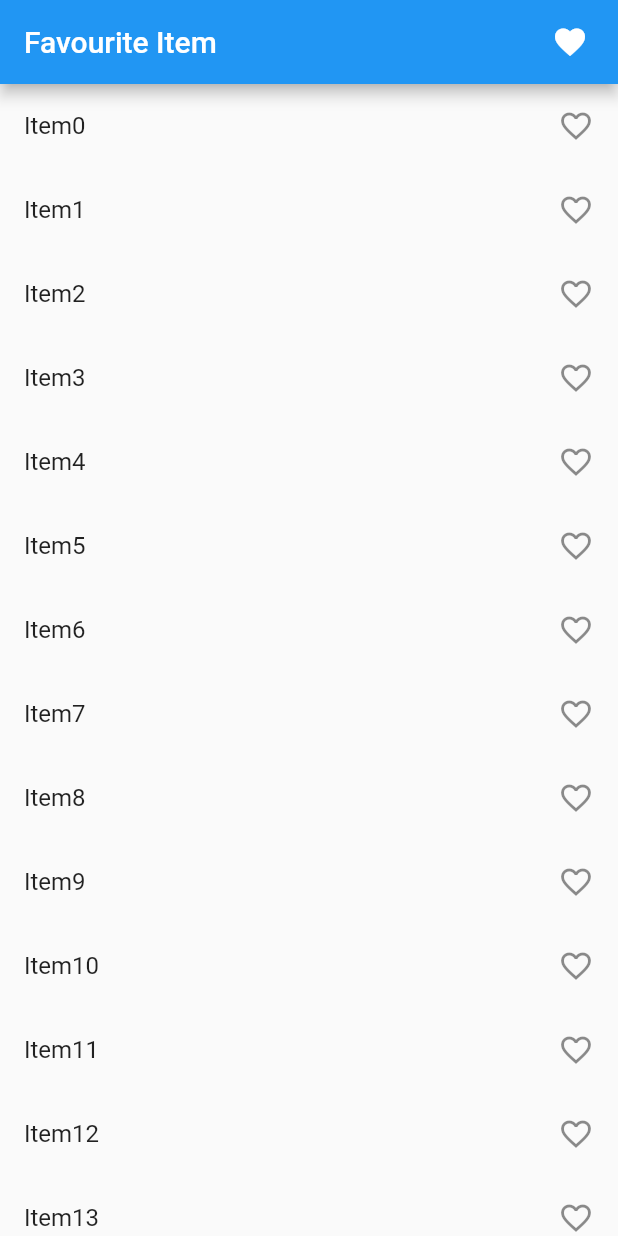
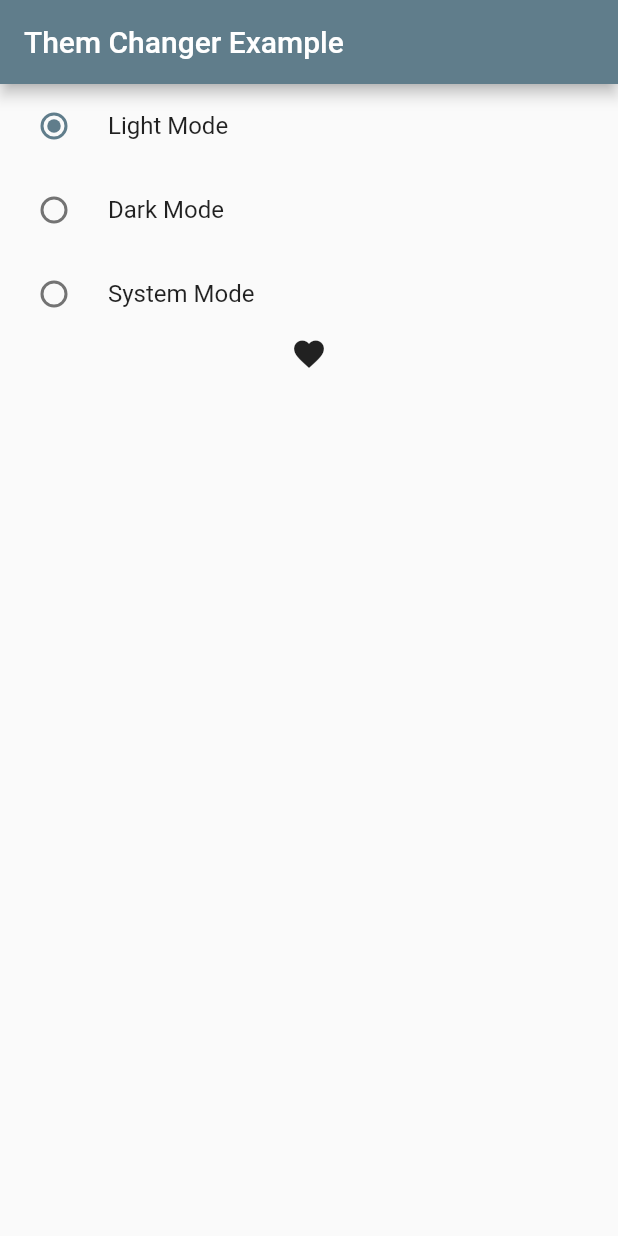
Before and after one commit to keyursavani/provider_tutorial, a Flutter app: the screen it shows after launch, on a phone screen of 412 x 824 dp. Run offline on Flutter 3.47's test engine with Material 2 defaults, Android fonts, the phone set to English and light mode, and no system bars.

Commit message:
Final commit

```diff
--- a/lib/main.dart
+++ b/lib/main.dart
@@ -3,9 +3,11 @@ import 'package:provider/provider.dart';
 import 'package:untitled1/provider/count_provider.dart';
 import 'package:untitled1/provider/example_one_provider.dart';
 import 'package:untitled1/provider/favourite_item_provider.dart';
+import 'package:untitled1/provider/them_changer_provider.dart';
 import 'package:untitled1/screen/counter_example_screen.dart';
 import 'package:untitled1/screen/example_one_screen.dart';
 import 'package:untitled1/screen/favourite_item_screen.dart';
+import 'package:untitled1/screen/them_chnager_screen.dart';
 
 void main() {
   runApp(const MyApp());
@@ -35,14 +37,32 @@ class MyApp extends StatelessWidget {
         ChangeNotifierProvider(create: (_) => CountProvider()),
         ChangeNotifierProvider(create: (_) => ExampleOneProvider()),
         ChangeNotifierProvider(create: (_) => FavouriteItemProvider()),
+        ChangeNotifierProvider(create: (_) => ThemChangerProvider()),
       ],
-      child: MaterialApp(
-        title: 'Flutter Demo',
-        theme: ThemeData(
-          primarySwatch: Colors.blue,
-        ),
-        home:FavouriteItemScreen(),
-      ),
+      child:Builder(
+        builder: (BuildContext context){
+          final themChanger = Provider.of<ThemChangerProvider>(context);
+          return  MaterialApp(
+            title: 'Flutter Demo',
+            themeMode: themChanger.themeMode,
+            theme: ThemeData(
+              brightness: Brightness.light,
+              primarySwatch: Colors.blueGrey,
+            ),
+            darkTheme: ThemeData(
+              brightness: Brightness.dark,
+              primarySwatch: Colors.deepOrange,
+              appBarTheme: AppBarTheme(
+                backgroundColor: Colors.teal,
+              ),
+              iconTheme: IconThemeData(
+                color: Colors.red,
+              ),
+            ),
+            home:ThemChangerScreen(),
+          );
+        },
+      )
     );
   }
 }
--- /dev/null
+++ b/lib/provider/them_changer_provider.dart
@@ -0,0 +1,15 @@
+import 'package:flutter/cupertino.dart';
+import 'package:flutter/foundation.dart';
+import 'package:flutter/material.dart';
+
+class ThemChangerProvider with ChangeNotifier{
+
+  var _themeMode = ThemeMode.light;
+
+  ThemeMode get themeMode => _themeMode;
+
+  void setTheme(themeMode){
+    _themeMode = themeMode;
+    notifyListeners();
+  }
+}
--- /dev/null
+++ b/lib/screen/them_chnager_screen.dart
@@ -0,0 +1,48 @@
+import 'package:flutter/cupertino.dart';
+import 'package:flutter/material.dart';
+import 'package:provider/provider.dart';
+
+import '../provider/them_changer_provider.dart';
+
+class ThemChangerScreen extends StatefulWidget{
+  @override
+  State<StatefulWidget> createState() {
+    // TODO: implement createState
+   return ThemChangerProviderScreenState();
+  }
+}
+class ThemChangerProviderScreenState extends State<ThemChangerScreen>{
+  @override
+  Widget build(BuildContext context) {
+    final themChanger = Provider.of<ThemChangerProvider>(context);
+    // TODO: implement build
+   return Scaffold(
+     appBar: AppBar(
+       title: Text("Them Changer Example"),
+     ),
+     body: Column(
+       children: [
+         RadioListTile<ThemeMode>(
+           title: Text("Light Mode"),
+             value: ThemeMode.light,
+             groupValue: themChanger.themeMode,
+             onChanged: themChanger.setTheme
+         ),
+         RadioListTile<ThemeMode>(
+             title: Text("Dark Mode"),
+             value: ThemeMode.dark,
+             groupValue: themChanger.themeMode,
+             onChanged: themChanger.setTheme
+         ),
+         RadioListTile<ThemeMode>(
+             title: Text("System Mode"),
+             value: ThemeMode.system,
+             groupValue: themChanger.themeMode,
+             onChanged: themChanger.setTheme
+         ),
+         Icon(Icons.favorite),
+       ],
+     ),
+   );
+  }
+}
```
